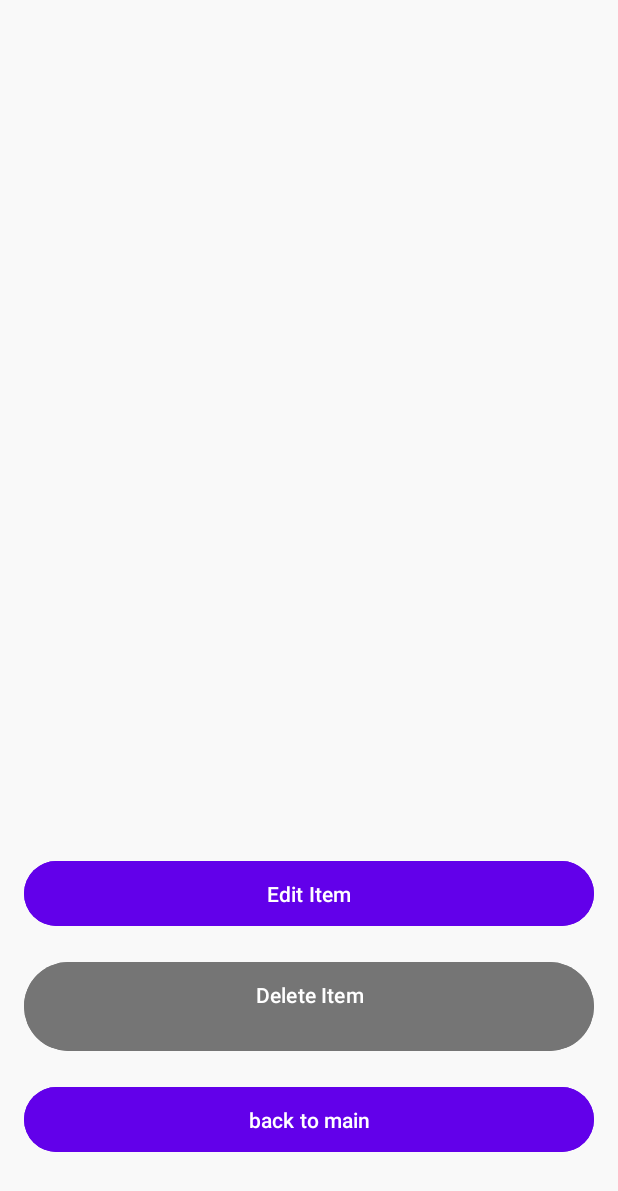
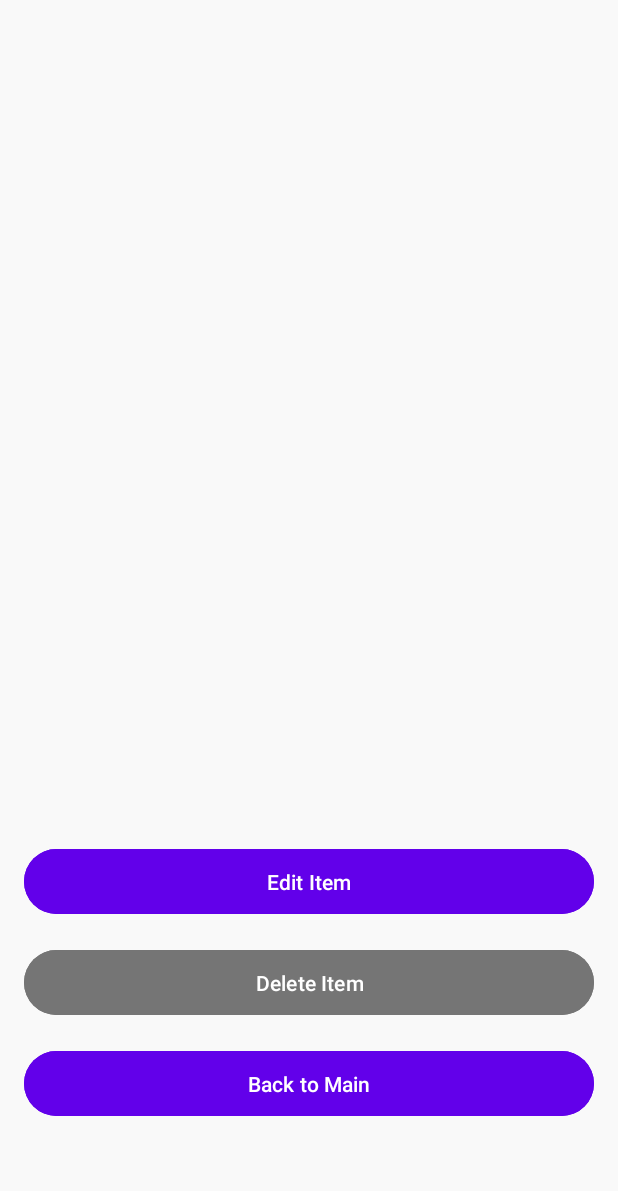
Before and after one commit to totallyreformed/xChange, an Android app: the ItemDetailActivity screen opened directly, with no data from a screen before it, on a phone screen of 412 x 824 dp. Shown: the top 1191 px of the screen. Run offline under Robolectric (Android 15) with nearby library versions, the phone set to English and light mode, and no system bars; 1 statement that could not run was skipped.

Commit message:
Request as gunctionality is ready, minor improvements left so for it be ready

```diff
--- a/app/src/main/java/com/example/xchange/ProfileData/RequestsActivity.java
+++ b/app/src/main/java/com/example/xchange/ProfileData/RequestsActivity.java
@@ -62,7 +62,6 @@ public class RequestsActivity extends AppCompatActivity {
         } else {
             Toast.makeText(this, "No requests found", Toast.LENGTH_SHORT).show();
         }
-
         loadRequests(requestType, currentUser);
     }
 
--- a/app/src/main/res/layout/activity_item_detail.xml
+++ b/app/src/main/res/layout/activity_item_detail.xml
@@ -1,4 +1,3 @@
-<?xml version="1.0" encoding="utf-8"?>
 <androidx.constraintlayout.widget.ConstraintLayout
     xmlns:android="http://schemas.android.com/apk/res/android"
     xmlns:app="http://schemas.android.com/apk/res-auto"
@@ -15,7 +14,6 @@
         android:layout_marginTop="20dp"
         android:scaleType="centerCrop"
         app:layout_constraintEnd_toEndOf="parent"
-        app:layout_constraintHorizontal_bias="0.0"
         app:layout_constraintStart_toStartOf="parent"
         app:layout_constraintTop_toTopOf="parent" />
 
@@ -28,7 +26,6 @@
         android:textSize="24sp"
         android:textStyle="bold"
         app:layout_constraintEnd_toEndOf="parent"
-        app:layout_constraintHorizontal_bias="0.0"
         app:layout_constraintStart_toStartOf="parent"
         app:layout_constraintTop_toBottomOf="@id/detailItemImageView" />
 
@@ -40,7 +37,6 @@
         android:textColor="@color/secondary_text"
         android:textSize="16sp"
         app:layout_constraintEnd_toEndOf="parent"
-        app:layout_constraintHorizontal_bias="0.0"
         app:layout_constraintStart_toStartOf="parent"
         app:layout_constraintTop_toBottomOf="@id/detailItemNameTextView" />
 
@@ -52,7 +48,6 @@
         android:textColor="@color/secondary_text"
         android:textSize="14sp"
         app:layout_constraintEnd_toEndOf="parent"
-        app:layout_constraintHorizontal_bias="0.0"
         app:layout_constraintStart_toStartOf="parent"
         app:layout_constraintTop_toBottomOf="@id/detailItemDescriptionTextView" />
 
@@ -64,7 +59,6 @@
         android:textColor="@color/secondary_text"
         android:textSize="14sp"
         app:layout_constraintEnd_toEndOf="parent"
-        app:layout_constraintHorizontal_bias="0.0"
         app:layout_constraintStart_toStartOf="parent"
         app:layout_constraintTop_toBottomOf="@id/detailItemCategoryTextView" />
 
@@ -76,20 +70,47 @@
         android:textColor="@color/secondary_text"
         android:textSize="14sp"
         app:layout_constraintEnd_toEndOf="parent"
-        app:layout_constraintHorizontal_bias="1.0"
         app:layout_constraintStart_toStartOf="parent"
         app:layout_constraintTop_toBottomOf="@id/detailItemConditionTextView" />
+
+    <!-- Request Status -->
+    <TextView
+        android:id="@+id/requestStatusTextView"
+        android:layout_width="wrap_content"
+        android:layout_height="wrap_content"
+        android:textColor="@android:color/holo_red_dark"
+        android:layout_marginTop="8dp"
+        android:visibility="gone"
+        android:text="This item is already requested."
+        app:layout_constraintTop_toBottomOf="@id/detailItemXchangerTextView"
+        app:layout_constraintStart_toStartOf="parent"
+        app:layout_constraintEnd_toEndOf="parent" />
+
+    <!-- Buttons -->
+    <Button
+        android:id="@+id/requestItemButton"
+        android:layout_width="0dp"
+        android:layout_height="wrap_content"
+        android:layout_marginTop="16dp"
+        android:padding="12dp"
+        android:backgroundTint="@color/primary"
+        android:textColor="@color/white"
+        android:text="Request"
+        android:visibility="gone"
+        app:layout_constraintTop_toBottomOf="@id/requestStatusTextView"
+        app:layout_constraintStart_toStartOf="parent"
+        app:layout_constraintEnd_toEndOf="parent" />
 
     <Button
         android:id="@+id/editItemButton"
         android:layout_width="0dp"
         android:layout_height="wrap_content"
-        android:layout_marginTop="24dp"
+        android:layout_marginTop="16dp"
         android:padding="12dp"
         android:backgroundTint="@color/primary"
         android:textColor="@color/white"
-        android:text="@string/edit_item"
-        app:layout_constraintTop_toBottomOf="@id/detailItemXchangerTextView"
+        android:text="Edit Item"
+        app:layout_constraintTop_toBottomOf="@id/requestItemButton"
         app:layout_constraintStart_toStartOf="parent"
         app:layout_constraintEnd_toEndOf="parent" />
 
@@ -101,7 +122,7 @@
         android:padding="12dp"
         android:backgroundTint="@color/secondary_text"
         android:textColor="@color/white"
-        android:text="@string/delete_item"
+        android:text="Delete Item"
         app:layout_constraintTop_toBottomOf="@id/editItemButton"
         app:layout_constraintStart_toStartOf="parent"
         app:layout_constraintEnd_toEndOf="parent" />
@@ -113,24 +134,10 @@
         android:layout_marginTop="16dp"
         android:padding="12dp"
         android:backgroundTint="@color/primary"
-        android:text="@string/back_to_main"
+        android:text="Back to Main"
         android:textColor="@color/white"
         app:layout_constraintTop_toBottomOf="@id/deleteItemButton"
         app:layout_constraintStart_toStartOf="parent"
         app:layout_constraintEnd_toEndOf="parent" />
-    <Button
-        android:id="@+id/requestItemButton"
-        android:layout_width="0dp"
-        android:layout_height="wrap_content"
-        android:layout_marginTop="24dp"
-        android:padding="12dp"
-        android:backgroundTint="@color/primary"
-        android:textColor="@color/white"
-        android:text="Request"
-        android:visibility="gone"
-        app:layout_constraintTop_toBottomOf="@id/detailItemXchangerTextView"
-        app:layout_constraintStart_toStartOf="parent"
-        app:layout_constraintEnd_toEndOf="parent" />
-
 
 </androidx.constraintlayout.widget.ConstraintLayout>
```
Also changed, not shown: app/src/main/java/com/example/xchange/Item.java (+14 -0 lines), app/src/main/java/com/example/xchange/ItemDetail/ItemDetailActivity.java (+44 -13 lines), app/src/main/java/com/example/xchange/ItemDetail/ItemDetailViewModel.java (+41 -1 lines).
